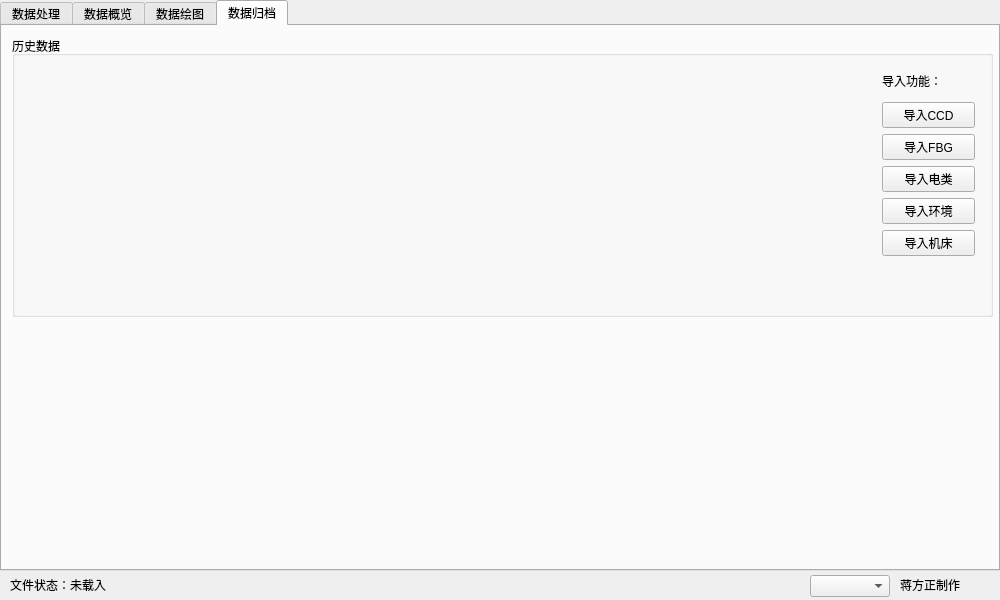
First picture: the form in mainwindow.ui, repository jiangfangzheng/JfzDataLab, before the edit.
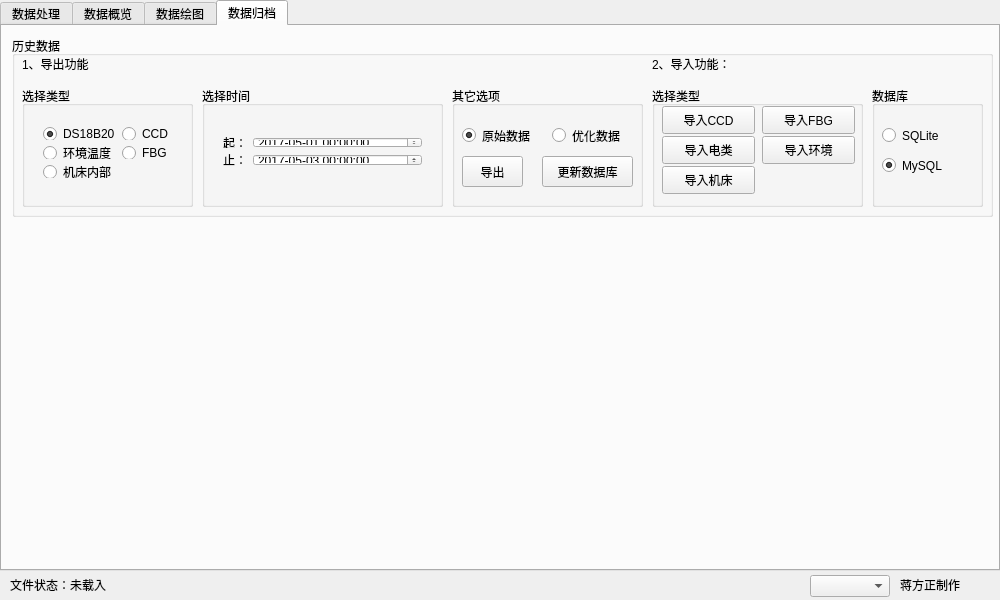
Second picture: the form after the edit. Custom widgets are drawn as their Qt base class.

Commit message: 增加数据预测、SQL数据导出、Log保存

```diff
--- a/mainwindow.ui
+++ b/mainwindow.ui
@@ -468,77 +468,361 @@
         <x>10</x>
         <y>10</y>
         <width>981</width>
-        <height>281</height>
+        <height>181</height>
        </rect>
       </property>
       <property name="title">
        <string>历史数据</string>
       </property>
-      <widget class="QWidget" name="layoutWidget">
+      <widget class="QLabel" name="label_3">
+       <property name="geometry">
+        <rect>
+         <x>10</x>
+         <y>20</y>
+         <width>121</width>
+         <height>16</height>
+        </rect>
+       </property>
+       <property name="text">
+        <string>1、导出功能</string>
+       </property>
+      </widget>
+      <widget class="QGroupBox" name="groupBox_10">
+       <property name="geometry">
+        <rect>
+         <x>10</x>
+         <y>50</y>
+         <width>171</width>
+         <height>121</height>
+        </rect>
+       </property>
+       <property name="title">
+        <string>选择类型</string>
+       </property>
+       <widget class="QWidget" name="layoutWidget">
+        <property name="geometry">
+         <rect>
+          <x>10</x>
+          <y>30</y>
+          <width>147</width>
+          <height>73</height>
+         </rect>
+        </property>
+        <layout class="QFormLayout" name="formLayout">
+         <item row="0" column="0">
+          <widget class="QRadioButton" name="radioButton_selectDS18B20">
+           <property name="text">
+            <string>DS18B20</string>
+           </property>
+           <property name="checked">
+            <bool>true</bool>
+           </property>
+          </widget>
+         </item>
+         <item row="0" column="1">
+          <widget class="QRadioButton" name="radioButton_selectCCD">
+           <property name="text">
+            <string>CCD</string>
+           </property>
+          </widget>
+         </item>
+         <item row="1" column="0">
+          <widget class="QRadioButton" name="radioButton_selectENV">
+           <property name="text">
+            <string>环境温度</string>
+           </property>
+          </widget>
+         </item>
+         <item row="1" column="1">
+          <widget class="QRadioButton" name="radioButton_selectFBG">
+           <property name="text">
+            <string>FBG</string>
+           </property>
+          </widget>
+         </item>
+         <item row="2" column="0">
+          <widget class="QRadioButton" name="radioButton_selectCNC">
+           <property name="text">
+            <string>机床内部</string>
+           </property>
+          </widget>
+         </item>
+        </layout>
+       </widget>
+      </widget>
+      <widget class="QGroupBox" name="groupBox_11">
+       <property name="geometry">
+        <rect>
+         <x>190</x>
+         <y>50</y>
+         <width>241</width>
+         <height>121</height>
+        </rect>
+       </property>
+       <property name="title">
+        <string>选择时间</string>
+       </property>
+       <widget class="QWidget" name="layoutWidget">
+        <property name="geometry">
+         <rect>
+          <x>10</x>
+          <y>40</y>
+          <width>221</width>
+          <height>51</height>
+         </rect>
+        </property>
+        <layout class="QFormLayout" name="formLayout_2">
+         <item row="0" column="0">
+          <widget class="QLabel" name="label_9">
+           <property name="text">
+            <string>起：</string>
+           </property>
+          </widget>
+         </item>
+         <item row="0" column="1">
+          <widget class="QDateTimeEdit" name="dateTimeEdit_Start">
+           <property name="dateTime">
+            <datetime>
+             <hour>0</hour>
+             <minute>0</minute>
+             <second>0</second>
+             <year>2017</year>
+             <month>5</month>
+             <day>1</day>
+            </datetime>
+           </property>
+           <property name="displayFormat">
+            <string>yyyy-MM-dd HH:mm:ss</string>
+           </property>
+          </widget>
+         </item>
+         <item row="1" column="0">
+          <widget class="QLabel" name="label_10">
+           <property name="text">
+            <string>止：</string>
+           </property>
+          </widget>
+         </item>
+         <item row="1" column="1">
+          <widget class="QDateTimeEdit" name="dateTimeEdit_End">
+           <property name="dateTime">
+            <datetime>
+             <hour>0</hour>
+             <minute>0</minute>
+             <second>0</second>
+             <year>2017</year>
+             <month>5</month>
+             <day>3</day>
+            </datetime>
+           </property>
+           <property name="displayFormat">
+            <string>yyyy-MM-dd HH:mm:ss</string>
+           </property>
+          </widget>
+         </item>
+        </layout>
+       </widget>
+      </widget>
+      <widget class="QGroupBox" name="groupBox_12">
+       <property name="geometry">
+        <rect>
+         <x>440</x>
+         <y>50</y>
+         <width>191</width>
+         <height>121</height>
+        </rect>
+       </property>
+       <property name="title">
+        <string>其它选项</string>
+       </property>
+       <widget class="QRadioButton" name="radioButton_DataOri">
+        <property name="geometry">
+         <rect>
+          <x>10</x>
+          <y>40</y>
+          <width>91</width>
+          <height>19</height>
+         </rect>
+        </property>
+        <property name="text">
+         <string>原始数据</string>
+        </property>
+        <property name="checked">
+         <bool>true</bool>
+        </property>
+       </widget>
+       <widget class="QRadioButton" name="radioButton_DataOpt">
+        <property name="geometry">
+         <rect>
+          <x>100</x>
+          <y>40</y>
+          <width>81</width>
+          <height>19</height>
+         </rect>
+        </property>
+        <property name="text">
+         <string>优化数据</string>
+        </property>
+       </widget>
+       <widget class="QPushButton" name="pushButton_OutFromSQL">
+        <property name="geometry">
+         <rect>
+          <x>10</x>
+          <y>70</y>
+          <width>61</width>
+          <height>31</height>
+         </rect>
+        </property>
+        <property name="text">
+         <string>导出</string>
+        </property>
+       </widget>
+       <widget class="QPushButton" name="pushButton_UpdateSQL">
+        <property name="geometry">
+         <rect>
+          <x>90</x>
+          <y>70</y>
+          <width>91</width>
+          <height>31</height>
+         </rect>
+        </property>
+        <property name="text">
+         <string>更新数据库</string>
+        </property>
+       </widget>
+      </widget>
+      <widget class="QLabel" name="label">
+       <property name="geometry">
+        <rect>
+         <x>640</x>
+         <y>20</y>
+         <width>93</width>
+         <height>15</height>
+        </rect>
+       </property>
+       <property name="text">
+        <string>2、导入功能：</string>
+       </property>
+      </widget>
+      <widget class="QGroupBox" name="groupBox_13">
+       <property name="geometry">
+        <rect>
+         <x>640</x>
+         <y>50</y>
+         <width>211</width>
+         <height>121</height>
+        </rect>
+       </property>
+       <property name="title">
+        <string>选择类型</string>
+       </property>
+       <widget class="QPushButton" name="pushButton_CCDinSQL">
+        <property name="geometry">
+         <rect>
+          <x>10</x>
+          <y>20</y>
+          <width>93</width>
+          <height>28</height>
+         </rect>
+        </property>
+        <property name="text">
+         <string>导入CCD</string>
+        </property>
+       </widget>
+       <widget class="QPushButton" name="pushButton_DS18BinSQL">
+        <property name="geometry">
+         <rect>
+          <x>10</x>
+          <y>50</y>
+          <width>93</width>
+          <height>28</height>
+         </rect>
+        </property>
+        <property name="text">
+         <string>导入电类</string>
+        </property>
+       </widget>
+       <widget class="QPushButton" name="pushButton_FBGinSQL">
+        <property name="geometry">
+         <rect>
+          <x>110</x>
+          <y>20</y>
+          <width>93</width>
+          <height>28</height>
+         </rect>
+        </property>
+        <property name="text">
+         <string>导入FBG</string>
+        </property>
+       </widget>
+       <widget class="QPushButton" name="pushButton_CNCinSQL">
+        <property name="geometry">
+         <rect>
+          <x>10</x>
+          <y>80</y>
+          <width>93</width>
+          <height>28</height>
+         </rect>
+        </property>
+        <property name="text">
+         <string>导入机床</string>
+        </property>
+       </widget>
+       <widget class="QPushButton" name="pushButton_ENVinSQL">
+        <property name="geometry">
+         <rect>
+          <x>110</x>
+          <y>50</y>
+          <width>93</width>
+          <height>28</height>
+         </rect>
+        </property>
+        <property name="text">
+         <string>导入环境</string>
+        </property>
+       </widget>
+      </widget>
+      <widget class="QGroupBox" name="groupBox_14">
        <property name="geometry">
         <rect>
          <x>860</x>
-         <y>20</y>
-         <width>113</width>
-         <height>210</height>
+         <y>50</y>
+         <width>111</width>
+         <height>121</height>
         </rect>
        </property>
-       <layout class="QVBoxLayout" name="verticalLayout">
-        <property name="leftMargin">
-         <number>10</number>
+       <property name="title">
+        <string>数据库</string>
+       </property>
+       <widget class="QRadioButton" name="radioButton_SQLite">
+        <property name="geometry">
+         <rect>
+          <x>10</x>
+          <y>40</y>
+          <width>91</width>
+          <height>19</height>
+         </rect>
         </property>
-        <property name="topMargin">
-         <number>10</number>
+        <property name="text">
+         <string>SQLite</string>
         </property>
-        <property name="rightMargin">
-         <number>10</number>
+       </widget>
+       <widget class="QRadioButton" name="radioButton_MySQL">
+        <property name="geometry">
+         <rect>
+          <x>10</x>
+          <y>70</y>
+          <width>91</width>
+          <height>19</height>
+         </rect>
         </property>
-        <property name="bottomMargin">
-         <number>10</number>
+        <property name="text">
+         <string>MySQL</string>
         </property>
-        <item>
-         <widget class="QLabel" name="label">
-          <property name="text">
-           <string>导入功能：</string>
-          </property>
-         </widget>
-        </item>
-        <item>
-         <widget class="QPushButton" name="pushButton_CCDinSQL">
-          <property name="text">
-           <string>导入CCD</string>
-          </property>
-         </widget>
-        </item>
-        <item>
-         <widget class="QPushButton" name="pushButton_FBGinSQL">
-          <property name="text">
-           <string>导入FBG</string>
-          </property>
-         </widget>
-        </item>
-        <item>
-         <widget class="QPushButton" name="pushButton_DS18BinSQL">
-          <property name="text">
-           <string>导入电类</string>
-          </property>
-         </widget>
-        </item>
-        <item>
-         <widget class="QPushButton" name="pushButton_ENVinSQL">
-          <property name="text">
-           <string>导入环境</string>
-          </property>
-         </widget>
-        </item>
-        <item>
-         <widget class="QPushButton" name="pushButton_CNCinSQL">
-          <property name="text">
-           <string>导入机床</string>
-          </property>
-         </widget>
-        </item>
-       </layout>
+        <property name="checked">
+         <bool>true</bool>
+        </property>
+       </widget>
       </widget>
      </widget>
     </widget>
```
Left out of the diff: 44 changed lines with no effect on the pictures. The commit also changes 15 other files.
